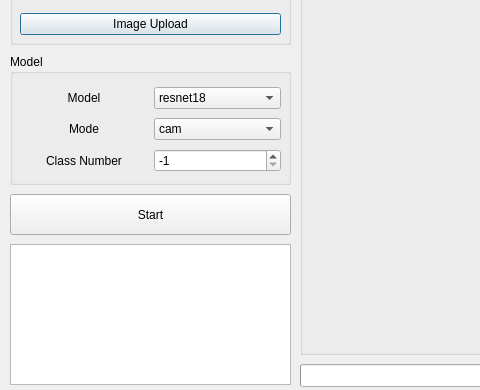
First picture: the form in ui/View.ui, repository jjxxmiin/DeepVisual_QTorch, before the edit; both pictures show x 0 to 480 and y 186 to 576 of the 1076 by 576 pixel window.
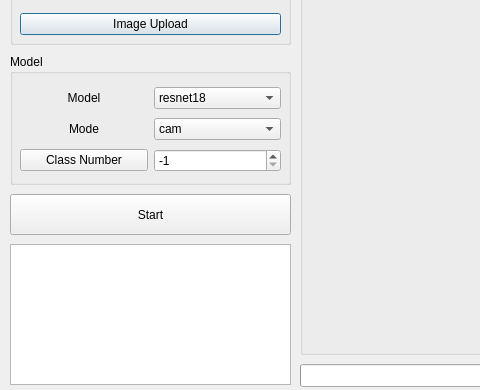
Second picture: the form after the edit.

Commit message: Update Class Selection Function

Diff of the .ui file:
```diff
--- a/ui/View.ui
+++ b/ui/View.ui
@@ -152,16 +152,6 @@
        </property>
       </widget>
      </item>
-     <item row="2" column="0">
-      <widget class="QLabel" name="cls_label">
-       <property name="text">
-        <string>Class Number</string>
-       </property>
-       <property name="alignment">
-        <set>Qt::AlignCenter</set>
-       </property>
-      </widget>
-     </item>
      <item row="0" column="0">
       <widget class="QLabel" name="model_label">
        <property name="text">
@@ -181,6 +171,13 @@
        </item>
       </widget>
      </item>
+     <item row="2" column="0">
+      <widget class="QPushButton" name="cls_btn">
+       <property name="text">
+        <string>Class Number</string>
+       </property>
+      </widget>
+     </item>
     </layout>
    </widget>
   </widget>
```
The commit also changes 3 other files.
